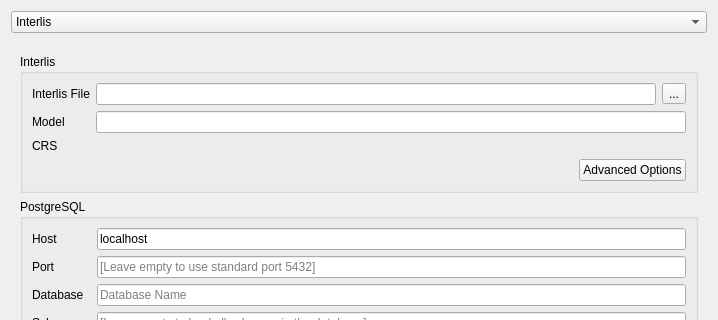
The window that projectgenerator/ui/generate_project.ui (opengisch/QgisModelBaker) describes before a commit, drawn with Qt 5; both pictures show x 0 to 718 and y 0 to 320 of the 718 by 674 pixel window.
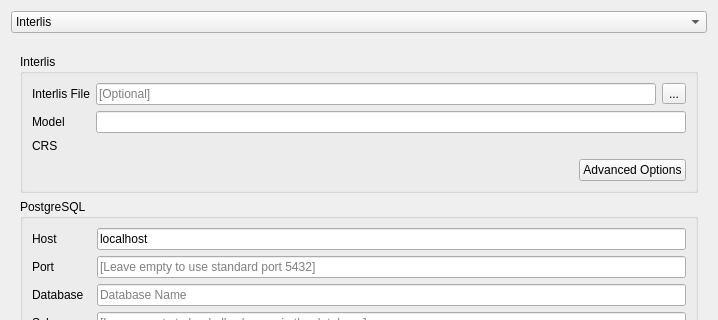
The same window after the commit. Custom widgets are drawn as their Qt base class.

Commit message: Initial fixes to models/ili-file widgets

```diff
--- a/projectgenerator/ui/generate_project.ui
+++ b/projectgenerator/ui/generate_project.ui
@@ -199,7 +199,11 @@
            </widget>
           </item>
           <item row="0" column="1" colspan="2">
-           <widget class="QLineEdit" name="ili_file_line_edit"/>
+           <widget class="QLineEdit" name="ili_file_line_edit">
+            <property name="placeholderText">
+             <string>[Optional]</string>
+            </property>
+           </widget>
           </item>
          </layout>
         </widget>
```
Left out of the diff: 2 changed lines with no effect on the pictures. The commit also changes 2 other files.
